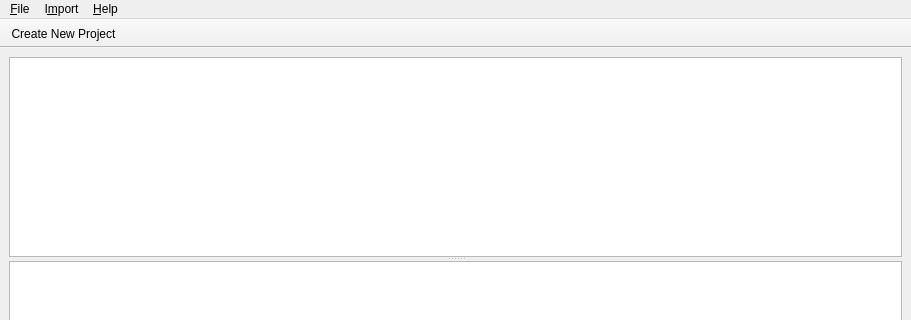
jansorg/tom-ui, file source/main_window.ui: the form before one commit; both pictures show x 0 to 911 and y 0 to 320 of the 911 by 772 pixel window.
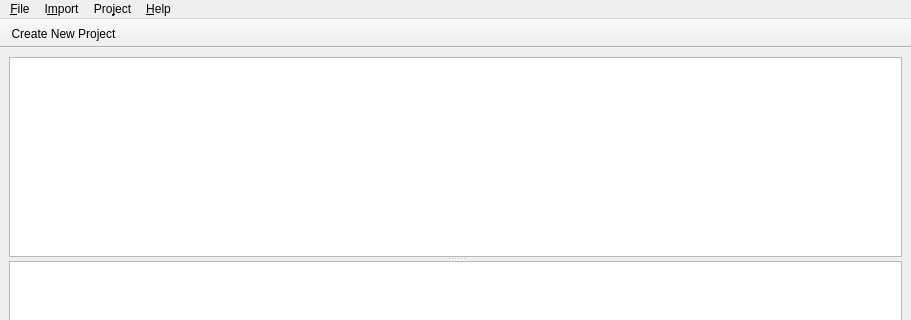
The form after the commit. Icons and pictures are not drawn. Custom widgets are drawn as their Qt base class.

The edit to the form file:
```diff
--- a/source/main_window.ui
+++ b/source/main_window.ui
@@ -142,8 +142,16 @@
     <addaction name="actionImportFanurio"/>
     <addaction name="actionImpotWatson"/>
    </widget>
+   <widget class="QMenu" name="menuProject">
+    <property name="title">
+     <string>Pro&amp;ject</string>
+    </property>
+    <addaction name="actionProjectStart"/>
+    <addaction name="actionProjectStop"/>
+   </widget>
    <addaction name="menuFile"/>
    <addaction name="menuImport"/>
+   <addaction name="menuProject"/>
    <addaction name="menu_Help"/>
   </widget>
   <widget class="QToolBar" name="toolBar">
```
Left out of the diff: 19 changed lines with no effect on the pictures.
